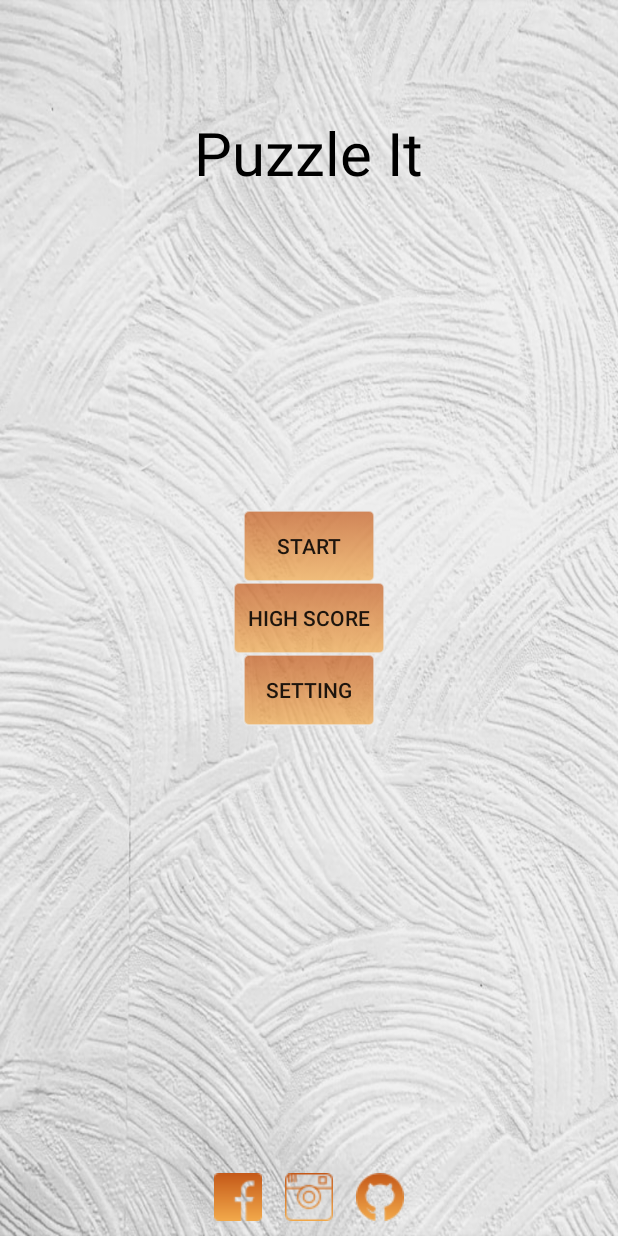
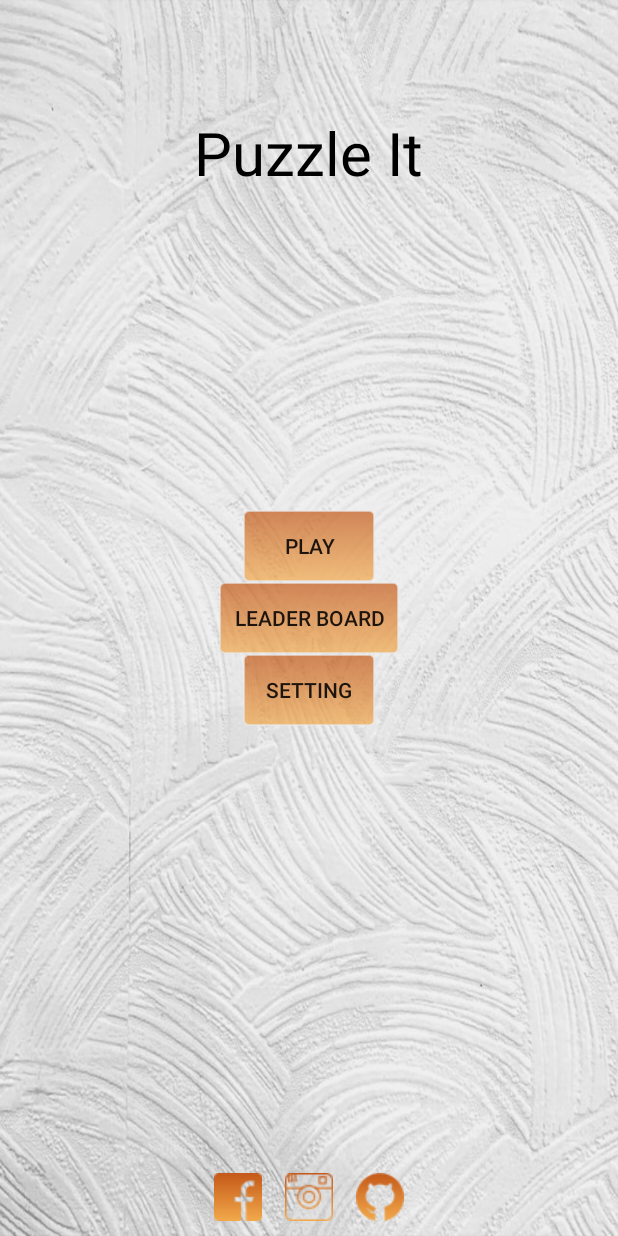
Before and after one commit to Galtager/PuzzleGame, an Android app: the screen it shows after launch (Home), on a phone screen of 412 x 824 dp. Run offline under Robolectric (Android 15) with nearby library versions, the phone set to English and light mode, and no system bars; libraries missing offline, so code that uses them is left out: com.daimajia.androidanimations; Roboto replaces fonts that are not available here; 2 statements that could not run were skipped.

Commit message:
Add Some Features

```diff
--- a/app/src/main/java/com/example/puzzlegame/ChooseDifficultActivity.java
+++ b/app/src/main/java/com/example/puzzlegame/ChooseDifficultActivity.java
@@ -9,11 +9,8 @@ import android.view.Window;
 import android.widget.Button;
 import android.widget.ImageButton;
 
-import androidx.annotation.Nullable;
-import androidx.appcompat.app.AlertDialog;
 import androidx.appcompat.app.AppCompatActivity;
 
-import java.util.Objects;
 
 public class ChooseDifficultActivity extends AppCompatActivity {
 
--- a/app/src/main/res/anim/slide_in_left.xml
+++ b/app/src/main/res/anim/slide_in_left.xml
@@ -1,5 +1,5 @@
 <?xml version="1.0" encoding="utf-8"?>
 <set xmlns:android="http://schemas.android.com/apk/res/android">
     <translate android:fromXDelta="-100%p" android:toXDelta="0"
-        android:duration = "1500"/>
+        android:duration = "1000"/>
 </set>
--- a/app/src/main/res/anim/slide_in_right.xml
+++ b/app/src/main/res/anim/slide_in_right.xml
@@ -1,5 +1,5 @@
 <?xml version="1.0" encoding="utf-8"?>
 <set xmlns:android="http://schemas.android.com/apk/res/android">
     <translate android:fromXDelta="0" android:toXDelta="-100%p"
-        android:duration = "1500"/>
+        android:duration = "1000"/>
 </set>
--- a/app/src/main/res/anim/slide_out_left.xml
+++ b/app/src/main/res/anim/slide_out_left.xml
@@ -1,6 +1,6 @@
 <?xml version="1.0" encoding="utf-8"?>
 <set xmlns:android="http://schemas.android.com/apk/res/android">
     <translate android:fromXDelta="100%p" android:toXDelta="0"
-        android:duration = "1500"/>
+        android:duration = "1000"/>
 
 </set>
--- a/app/src/main/res/anim/slide_out_right.xml
+++ b/app/src/main/res/anim/slide_out_right.xml
@@ -1,5 +1,5 @@
 <?xml version="1.0" encoding="utf-8"?>
 <set xmlns:android="http://schemas.android.com/apk/res/android">
     <translate android:fromXDelta="0" android:toXDelta="100%p"
-        android:duration = "1500"/>
+        android:duration = "1000"/>
 </set>
--- a/app/src/main/res/layout/activity_game15.xml
+++ b/app/src/main/res/layout/activity_game15.xml
@@ -17,12 +17,13 @@
             android:id="@+id/bBackMenu"
             android:background="@drawable/back"
             style="@style/bSettingStyle"
+            android:layout_alignParentLeft="true"
             android:contentDescription="@string/button"/>
         <ImageButton
             android:id="@+id/bSoundOffOn"
             android:background="@drawable/soundoff"
             style="@style/bSettingStyle"
-            android:layout_alignParentEnd="true"
+            android:layout_alignParentRight="true"
             android:contentDescription="@string/button"/>
         <ImageButton
             android:id="@+id/bNewGame"
--- a/app/src/main/res/layout/activity_game24.xml
+++ b/app/src/main/res/layout/activity_game24.xml
@@ -17,12 +17,13 @@
             android:id="@+id/bBackMenu"
             android:background="@drawable/back"
             style="@style/bSettingStyle"
+            android:layout_alignParentLeft="true"
             android:contentDescription="@string/button"/>
         <ImageButton
             android:id="@+id/bSoundOffOn"
             android:background="@drawable/soundoff"
             style="@style/bSettingStyle"
-            android:layout_alignParentEnd="true"
+            android:layout_alignParentRight="true"
             android:contentDescription="@string/button"/>
         <ImageButton
             android:id="@+id/bNewGame"
--- a/app/src/main/res/layout/activity_game9.xml
+++ b/app/src/main/res/layout/activity_game9.xml
@@ -17,12 +17,13 @@
             android:id="@+id/bBackMenu"
             android:background="@drawable/back"
             style="@style/bSettingStyle"
+            android:layout_alignParentLeft="true"
             android:contentDescription="@string/button"/>
         <ImageButton
             android:id="@+id/bSoundOffOn"
             android:background="@drawable/soundoff"
             style="@style/bSettingStyle"
-            android:layout_alignParentEnd="true"
+            android:layout_alignParentRight="true"
             android:contentDescription="@string/button"/>
         <ImageButton
             android:id="@+id/bNewGame"
--- a/app/src/main/res/layout/activity_home.xml
+++ b/app/src/main/res/layout/activity_home.xml
@@ -1,6 +1,5 @@
 <?xml version="1.0" encoding="utf-8"?>
 <RelativeLayout xmlns:android="http://schemas.android.com/apk/res/android"
-    xmlns:app="http://schemas.android.com/apk/res-auto"
     xmlns:tools="http://schemas.android.com/tools"
     android:layout_width="match_parent"
     android:layout_height="match_parent"
@@ -15,9 +14,8 @@
             <TextView
                 android:layout_width="wrap_content"
                 android:layout_height="wrap_content"
-                android:layout_centerInParent="true"
                 android:layout_marginTop="50dp"
-                android:text="Puzzle It"
+                android:text="@string/full_logo"
                 android:textColor="@android:color/black"
                 android:textSize="40sp"
                 android:paddingBottom="30dp"
@@ -35,23 +33,20 @@
                 android:id="@+id/start_button"
                 android:layout_width="wrap_content"
                 android:layout_height="wrap_content"
-                android:layout_centerInParent="true"
                 android:background="@drawable/menubutton"
-                android:text="Start" />
+                android:text="@string/play" />
             <Button
                 android:id="@+id/highscore_button"
                 android:layout_width="wrap_content"
                 android:layout_height="wrap_content"
-                android:layout_centerInParent="true"
                 android:background="@drawable/menubutton"
-                android:text="High Score" />
+                android:text="@string/leader_board" />
             <Button
                 android:id="@+id/setting_button"
                 android:layout_width="wrap_content"
                 android:layout_height="wrap_content"
-                android:layout_centerInParent="true"
                 android:background="@drawable/menubutton"
-                android:text="Setting" />
+                android:text="@string/setting" />
         </LinearLayout>
         <LinearLayout
             android:layout_width="match_parent"
--- a/app/src/main/res/layout/dialog_info.xml
+++ b/app/src/main/res/layout/dialog_info.xml
@@ -1,6 +1,7 @@
 <?xml version="1.0" encoding="utf-8"?>
 <LinearLayout
-    xmlns:android="http://schemas.android.com/apk/res/android" android:layout_width="wrap_content"
+    xmlns:android="http://schemas.android.com/apk/res/android"
+    android:layout_width="wrap_content"
     android:layout_height="400dp"
     android:orientation="vertical"
     android:background="@drawable/levelbackground">
--- a/app/src/main/res/values/dimens.xml
+++ b/app/src/main/res/values/dimens.xml
@@ -22,13 +22,13 @@
     <dimen name="marginBotton">10dp</dimen>
     <dimen name="buttonGame">100dp</dimen>
     <dimen name="buttonWidth">215dp</dimen>
-    <dimen name="bGameSize15">85dp</dimen>
+    <dimen name="bGameSize15">80dp</dimen>
 
     <dimen name="textScore24">34sp</dimen>
     <dimen name="textBestScore24">26sp</dimen>
-    <dimen name="buttonSize24">70dp</dimen>
+    <dimen name="buttonSize24">65dp</dimen>
 
     <dimen name="textScore9">36sp</dimen>
     <dimen name="textBestScore9">30sp</dimen>
-    <dimen name="bGameSize9">110dp</dimen>
+    <dimen name="bGameSize9">100dp</dimen>
 </resources>
--- a/app/src/main/res/values/strings.xml
+++ b/app/src/main/res/values/strings.xml
@@ -25,4 +25,15 @@
     <string name="level15">15</string>
     <string name="level24">24</string>
     <string name="action_settings">Settings</string>
+    <string name="firstLogo">P</string>
+    <string name="full_logo">Puzzle It</string>
+    <string name="play">Play</string>
+    <string name="leader_board">Leader Board</string>
+    <string name="setting">Setting</string>
+    <string name="board_24">24 board</string>
+    <string name="board_15">15 board</string>
+    <string name="board_8">8 board</string>
+    <string name="difficulty_levels">Difficulty levels</string>
+    <string name="choose">Choose</string>
+    <string name="information">information</string>
 </resources>
```
Also changed, not shown: app/build.gradle (+5 -2 lines), app/src/main/java/com/example/puzzlegame/Home.java (+63 -12 lines), app/src/main/res/layout/activity_choose_difficult.xml (+9 -11 lines), app/src/main/res/layout/activity_main.xml (+3 -4 lines), app/src/main/res/layout/dialog_setting.xml (added, +38 -0 lines), app/src/main/res/drawable/israel.png (added), app/src/main/res/drawable/us.png (added), 1 other file.
